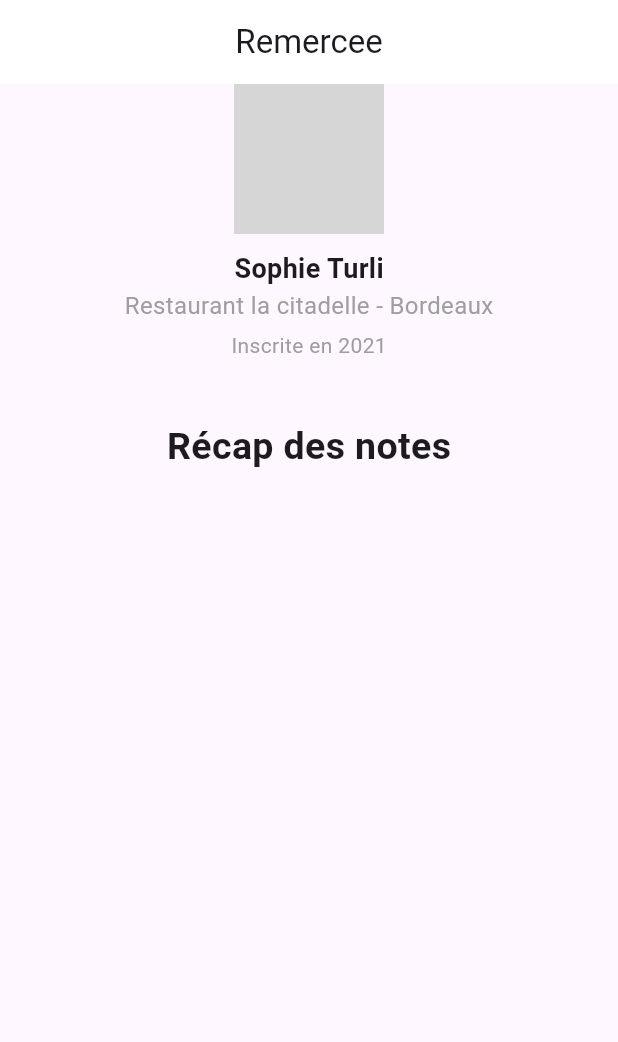
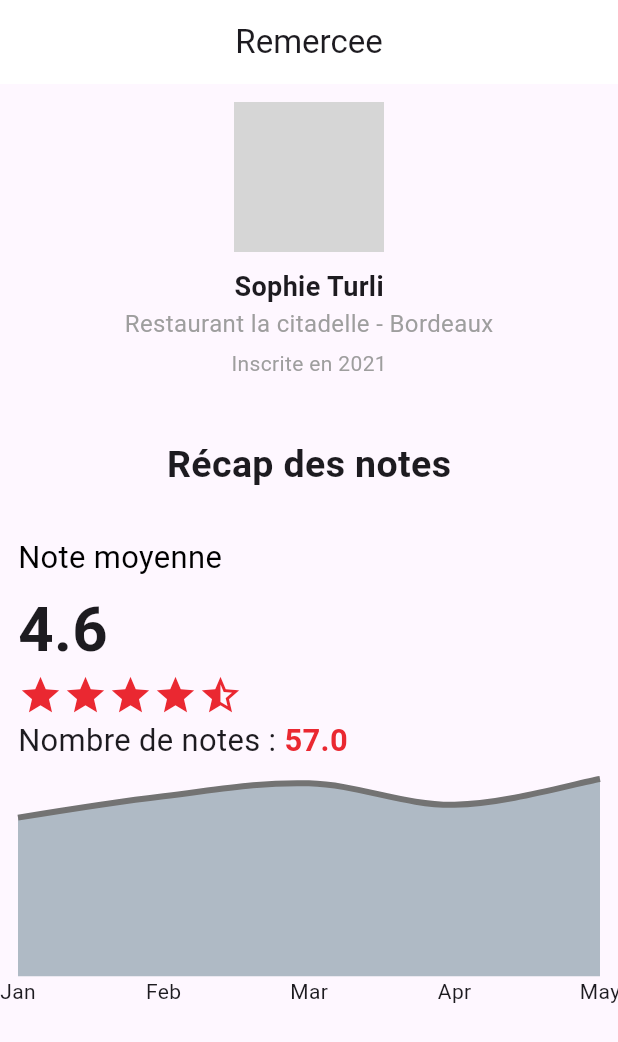
Before and after one commit to DevASquared/RemerceeFlutterApp, a Flutter app: the screen it shows after launch, on a phone screen of 412 x 824 dp. Shown: the top 1042 px of the screen. Run offline on Flutter 3.47's test engine with Material 3 defaults, Android fonts, the phone set to English and light mode, and no system bars; drawn by our look-alikes of fl_chart; network calls fail; grey boxes are pictures that could not be loaded.

Commit message:
Fin ProfilePage.dart

```diff
--- /dev/null
+++ b/lib/components/RatingsData.dart
@@ -0,0 +1,146 @@
+import 'dart:developer';
+
+import 'package:fl_chart/fl_chart.dart';
+import 'package:flutter/material.dart';
+import './StarsRating.dart';
+
+class RatingsData extends StatefulWidget {
+  final double meanRate;
+  final double rateNumber;
+
+  const RatingsData({
+    Key? key,
+    required this.meanRate,
+    required this.rateNumber,
+  }) : super(key: key);
+
+  @override
+  State<RatingsData> createState() => _ratingsDataState();
+}
+
+class _ratingsDataState extends State<RatingsData> {
+  @override
+  Widget build(BuildContext context) {
+    final meanRate = widget.meanRate;
+    final rateNumber = widget.rateNumber;
+    final width = MediaQuery.of(context).size.width;
+
+    return Container(
+      child: Column(
+        children: [
+          Text(
+            "Récap des notes",
+            style: TextStyle(fontWeight: FontWeight.bold, fontSize: 25),
+          ),
+          SizedBox(height: width * 0.07),
+          Container(
+            alignment: Alignment.centerLeft,
+            child: Column(
+              crossAxisAlignment: CrossAxisAlignment.start,
+              children: [
+                Text(
+                  "Note moyenne",
+                  style: TextStyle(
+                    fontSize: width * 0.05,
+                    color: Colors.black,
+                  ),
+                ),
+                SizedBox(height: width * 0.01),
+                Text(
+                  meanRate.toString(),
+                  style: TextStyle(
+                    fontSize: width * 0.1,
+                    fontWeight: FontWeight.bold,
+                  ),
+                ),
+                StarsRating(rate: meanRate),
+                Row(
+                  children: [
+                    Text(
+                      "Nombre de notes : ",
+                      style: TextStyle(
+                        fontSize: width * 0.05,
+                      ),
+                    ),
+                    Text(
+                      rateNumber.toString(),
+                      style: TextStyle(
+                        fontSize: width * 0.05,
+                        fontWeight: FontWeight.w700,
+                        color: Color(0xFFEA2831),
+                      ),
+                    ),
+                  ],
+                ),
+                SizedBox(
+                  height: width * 0.4, // définir la hauteur
+                  width: width, // prendre toute la largeur disponible
+                  child: LineChart(
+                    LineChartData(
+                      gridData: FlGridData(show: false),
+                      titlesData: FlTitlesData(
+                        show: true,
+                        bottomTitles: AxisTitles(
+                          sideTitles: SideTitles(
+                            showTitles: true,
+                            reservedSize: 22,
+                            getTitlesWidget: (value, meta) {
+                              switch (value.toInt()) {
+                                case 0:
+                                  return Text('Jan');
+                                case 1:
+                                  return Text('Feb');
+                                case 2:
+                                  return Text('Mar');
+                                case 3:
+                                  return Text('Apr');
+                                case 4:
+                                  return Text('May');
+                                default:
+                                  return Container();
+                              }
+                            },
+                            interval: 1,
+                          ),
+                        ),
+                        leftTitles: AxisTitles(
+                          sideTitles: SideTitles(showTitles: false),
+                        ),
+                        topTitles: AxisTitles(
+                          sideTitles: SideTitles(showTitles: false),
+                        ),
+                        rightTitles: AxisTitles(
+                          sideTitles: SideTitles(showTitles: false),
+                        ),
+                      ),
+                      borderData: FlBorderData(show: false),
+                      lineBarsData: [
+                        LineChartBarData(
+                          spots: [
+                            FlSpot(0, 3.7),
+                            FlSpot(1, 4.2),
+                            FlSpot(2, 4.5),
+                            FlSpot(3, 4),
+                            FlSpot(4, 4.6),
+                          ],
+                          isCurved: true,
+                          barWidth: 4,
+                          color: Color(0xFF737373),
+                          belowBarData: BarAreaData(show: true),
+                          dotData: FlDotData(show: false), // Désactive les points
+                        ),
+                      ],
+                      minY: 0, // Limite inférieure
+                      maxY: 5, // Limite supérieure
+                    ),
+                  )
+
+                )
+              ],
+            ),
+          )
+        ],
+      ),
+    );
+  }
+}
--- /dev/null
+++ b/lib/components/StarsRating.dart
@@ -0,0 +1,38 @@
+import 'dart:developer';
+
+import 'package:flutter/material.dart';
+
+class StarsRating extends StatefulWidget {
+  final double rate;
+
+  const StarsRating({
+    Key? key,
+    required this.rate,
+  }) : super(key: key);
+
+  @override
+  State<StarsRating> createState() => _starsRatingState();
+}
+
+class _starsRatingState extends State<StarsRating> {
+  @override
+  Widget build(BuildContext context) {
+    final meanRate = widget.rate;
+
+    return Row(
+      mainAxisSize: MainAxisSize.min,
+      children: List.generate(5, (index) {
+        if (index < meanRate.floor()) {
+          // Étoiles pleines
+          return const Icon(Icons.star, color: Color(0xFFEA2831), size: 30);
+        } else if (index < meanRate && meanRate - index > 0) {
+          // Demi-étoile
+          return const Icon(Icons.star_half, color: Color(0xFFEA2831), size: 30,);
+        } else {
+          // Étoile vide
+          return const Icon(Icons.star_border, color: Color(0xFFEA2831), size: 30);
+        }
+      }),
+    );
+  }
+}
--- a/lib/pages/HomePage.dart
+++ /dev/null
@@ -1,45 +0,0 @@
-import 'package:flutter/material.dart';
-import '../components/NavBar.dart';
-
-class Home extends StatefulWidget {
-  const Home({Key? key});
-
-  @override
-  State<Home> createState() => _HomeState();
-}
-
-class _HomeState extends State<Home> {
-  @override
-  Widget build(BuildContext context) {
-    return Scaffold(
-      appBar: AppBar(
-        title: const Text('Page avec NavBar'),
-      ),
-      body: Stack(
-        children: <Widget>[
-          // Le contenu principal de la page peut aller ici
-          Positioned.fill(
-            child: Column(
-              children: <Widget>[
-                // Exemple de contenu
-                Expanded(
-                  child: Center(
-                    child: Text(
-                      'Contenu principal',
-                      style: TextStyle(fontSize: 24),
-                    ),
-                  ),
-                ),
-              ],
-            ),
-          ),
-          // NavBar placée en bas
-          Align(
-            alignment: Alignment.bottomCenter,
-            child: const NavBar(index: 2),
-          ),
-        ],
-      ),
-    );
-  }
-}
--- a/lib/pages/ProfilePage.dart
+++ b/lib/pages/ProfilePage.dart
@@ -2,6 +2,7 @@ import 'package:flutter/material.dart';
 
 import '../components/NavBar.dart';
 import '../components/UserProfile.dart';
+import '../components/RatingsData.dart';
 
 class Profile extends StatefulWidget {
   const Profile({Key? key});
@@ -13,8 +14,11 @@ class Profile extends StatefulWidget {
 class _ProfileState extends State<Profile> {
   String userName = "Sophie Turli";
   String userRole = "Restaurant la citadelle - Bordeaux";
-  String userImageUrl = "https://media.istockphoto.com/id/1196391449/fr/photo/verticale-de-femme-africaine.jpg?s=612x612&w=0&k=20&c=Jz9UR3Qg0d6oe6-ETeK5zu8DhZXUB-YVod6EKEnH-tQ=";
+  String userImageUrl =
+      "https://media.istockphoto.com/id/1196391449/fr/photo/verticale-de-femme-africaine.jpg?s=612x612&w=0&k=20&c=Jz9UR3Qg0d6oe6-ETeK5zu8DhZXUB-YVod6EKEnH-tQ=";
   String userSince = "Inscrite en 2021";
+  double meanRate = 4.6;
+  double rateNumber = 57;
 
   @override
   Widget build(BuildContext context) {
@@ -25,29 +29,28 @@ class _ProfileState extends State<Profile> {
         backgroundColor: Colors.white,
         elevation: 0,
       ),
-      body: Column(
-        crossAxisAlignment: CrossAxisAlignment.center,
-        children: <Widget>[
-          Container(  // Ajout de Center ici
-            width: MediaQuery.of(context).size.width,
-            child: UserProfile(
+      body: Padding(
+        padding: const EdgeInsets.all(12.0),
+        child: Column(
+          children: <Widget>[
+            UserProfile(
               imageUrl: userImageUrl,
               name: userName,
               role: userRole,
               since: userSince,
             ),
-          ),
-          const SizedBox(height: 40),
-          Text(
-            "Récap des notes",
-            style: TextStyle(
-              fontWeight: FontWeight.bold,
-              fontSize: 25
+            const SizedBox(height: 40),
+            RatingsData(
+              meanRate: meanRate,
+              rateNumber: rateNumber,
             ),
-          )
-        ],
+            // Container(
+            //   height: 150,
+            //   child: NavBar(index: 2),
+            // )
+          ],
+        ),
       ),
     );
   }
-
 }
--- a/pubspec.yaml
+++ b/pubspec.yaml
@@ -31,11 +31,13 @@ dependencies:
   flutter:
     sdk: flutter
   flutter_svg: ^2.0.5
+  flutter_rating_bar: ^4.0.0
 
 
   # The following adds the Cupertino Icons font to your application.
   # Use with the CupertinoIcons class for iOS style icons.
   cupertino_icons: ^1.0.2
+  fl_chart: ^0.69.0
 
 dev_dependencies:
   flutter_test:
```
Also changed, not shown: pubspec.lock.
